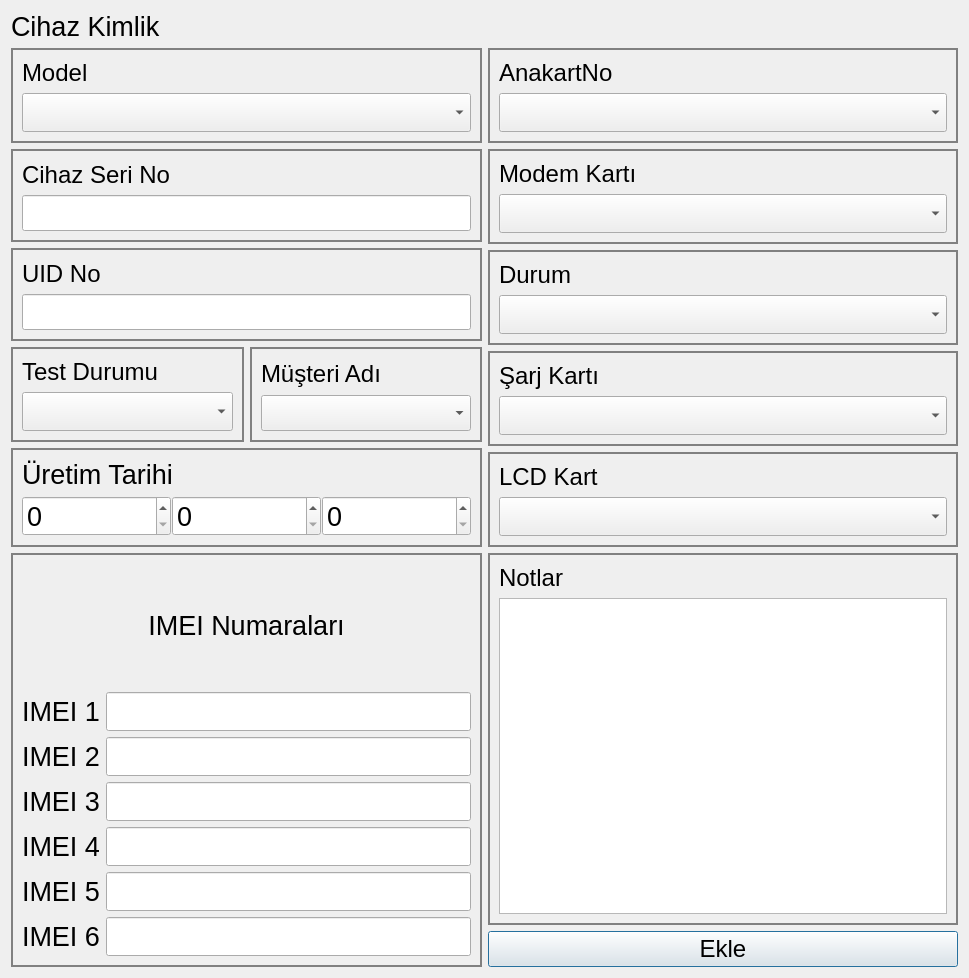
The window that secdialog.ui (yunusemrecinar/QT5-cihaz-kimlik-teknik-servis) describes before a commit, drawn with Qt 5.
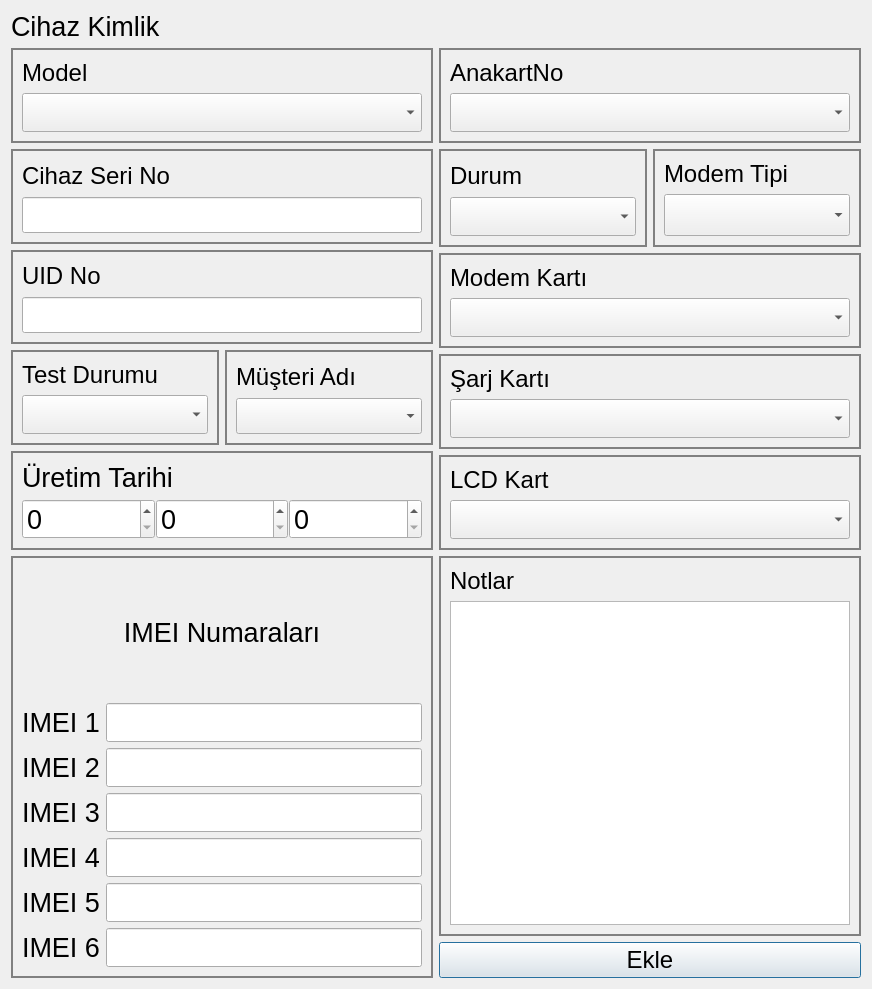
The same window after the commit.

The edit to the form file:
```diff
--- a/secdialog.ui
+++ b/secdialog.ui
@@ -6,8 +6,8 @@
    <rect>
     <x>0</x>
     <y>0</y>
-    <width>969</width>
-    <height>978</height>
+    <width>872</width>
+    <height>989</height>
    </rect>
   </property>
   <property name="font">
@@ -366,6 +366,114 @@
            </layout>
           </widget>
          </item>
+         <item>
+          <layout class="QHBoxLayout" name="horizontalLayout_5">
+           <item>
+            <widget class="QGroupBox" name="DurumBox">
+             <property name="font">
+              <font>
+               <pointsize>20</pointsize>
+              </font>
+             </property>
+             <property name="styleSheet">
+              <string notr="true">QGroupBox {
+border:2px solid grey;
+}</string>
+             </property>
+             <layout class="QVBoxLayout" name="verticalLayout_9">
+              <item>
+               <widget class="QLabel" name="Durum">
+                <property name="font">
+                 <font>
+                  <pointsize>18</pointsize>
+                 </font>
+                </property>
+                <property name="styleSheet">
+                 <string notr="true">verticalLayout_6 {
+border:1px;
+}</string>
+                </property>
+                <property name="text">
+                 <string>Durum</string>
+                </property>
+               </widget>
+              </item>
+              <item>
+               <widget class="QComboBox" name="durum_">
+                <property name="sizePolicy">
+                 <sizepolicy hsizetype="Expanding" vsizetype="Fixed">
+                  <horstretch>0</horstretch>
+                  <verstretch>0</verstretch>
+                 </sizepolicy>
+                </property>
+                <property name="font">
+                 <font>
+                  <pointsize>20</pointsize>
+                 </font>
+                </property>
+               </widget>
+              </item>
+             </layout>
+            </widget>
+           </item>
+           <item>
+            <widget class="QGroupBox" name="verticalGroupBox">
+             <property name="styleSheet">
+              <string notr="true">QGroupBox {
+border:2px solid grey;
+}</string>
+             </property>
+             <layout class="QVBoxLayout" name="verticalLayout_18">
+              <property name="leftMargin">
+               <number>9</number>
+              </property>
+              <property name="topMargin">
+               <number>9</number>
+              </property>
+              <property name="rightMargin">
+               <number>9</number>
+              </property>
+              <property name="bottomMargin">
+               <number>9</number>
+              </property>
+              <item>
+               <widget class="QLabel" name="modemTipi">
+                <property name="font">
+                 <font>
+                  <pointsize>18</pointsize>
+                 </font>
+                </property>
+                <property name="text">
+                 <string>Modem Tipi</string>
+                </property>
+               </widget>
+              </item>
+              <item>
+               <widget class="QComboBox" name="modemTipi_">
+                <property name="sizePolicy">
+                 <sizepolicy hsizetype="Expanding" vsizetype="Fixed">
+                  <horstretch>0</horstretch>
+                  <verstretch>0</verstretch>
+                 </sizepolicy>
+                </property>
+                <property name="minimumSize">
+                 <size>
+                  <width>0</width>
+                  <height>42</height>
+                 </size>
+                </property>
+                <property name="font">
+                 <font>
+                  <pointsize>20</pointsize>
+                 </font>
+                </property>
+               </widget>
+              </item>
+             </layout>
+            </widget>
+           </item>
+          </layout>
+         </item>
          <item>
           <widget class="QGroupBox" name="ModemKartBox">
            <property name="styleSheet">
@@ -410,49 +518,6 @@
            </layout>
           </widget>
          </item>
-         <item>
-          <widget class="QGroupBox" name="DurumBox">
-           <property name="styleSheet">
-            <string notr="true">QGroupBox {
-border:2px solid grey;
-}</string>
-           </property>
-           <layout class="QVBoxLayout" name="verticalLayout_9">
-            <item>
-             <widget class="QLabel" name="Durum">
-              <property name="font">
-               <font>
-                <pointsize>18</pointsize>
-               </font>
-              </property>
-              <property name="styleSheet">
-               <string notr="true">verticalLayout_6 {
-border:1px;
-}</string>
-              </property>
-              <property name="text">
-               <string>Durum</string>
-              </property>
-             </widget>
-            </item>
-            <item>
-             <widget class="QComboBox" name="durum_">
-              <property name="sizePolicy">
-               <sizepolicy hsizetype="Expanding" vsizetype="Fixed">
-                <horstretch>0</horstretch>
-                <verstretch>0</verstretch>
-               </sizepolicy>
-              </property>
-              <property name="font">
-               <font>
-                <pointsize>20</pointsize>
-               </font>
-              </property>
-             </widget>
-            </item>
-           </layout>
-          </widget>
-         </item>
          <item>
           <widget class="QGroupBox" name="SarjKartBox">
            <property name="styleSheet">
```
